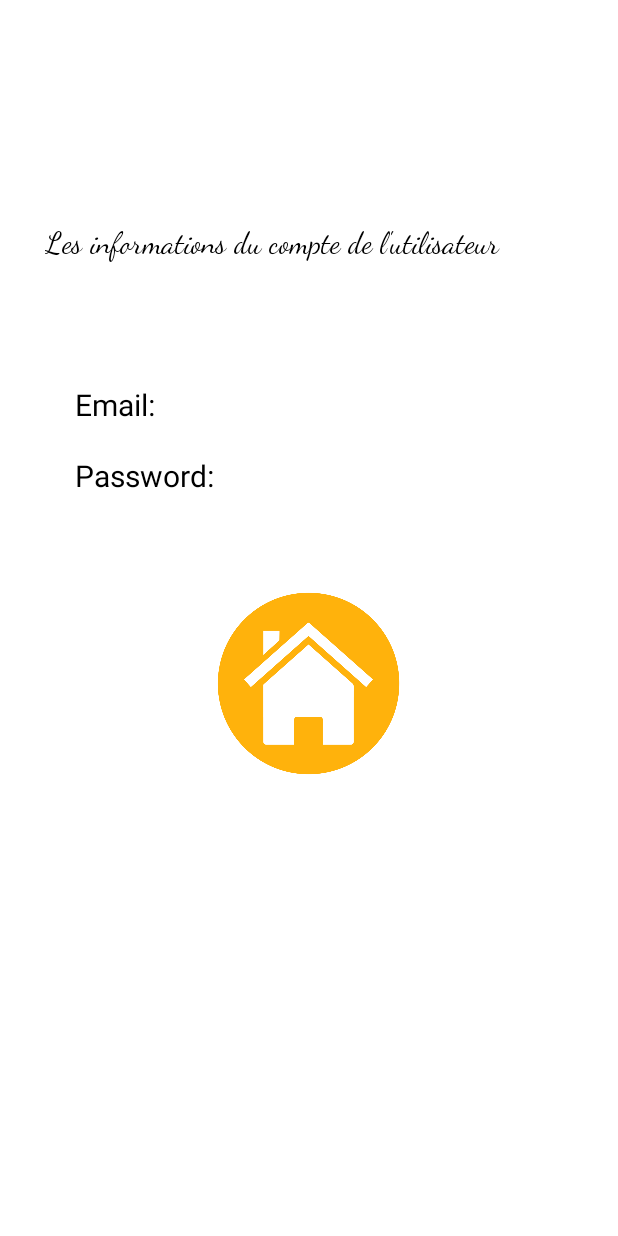
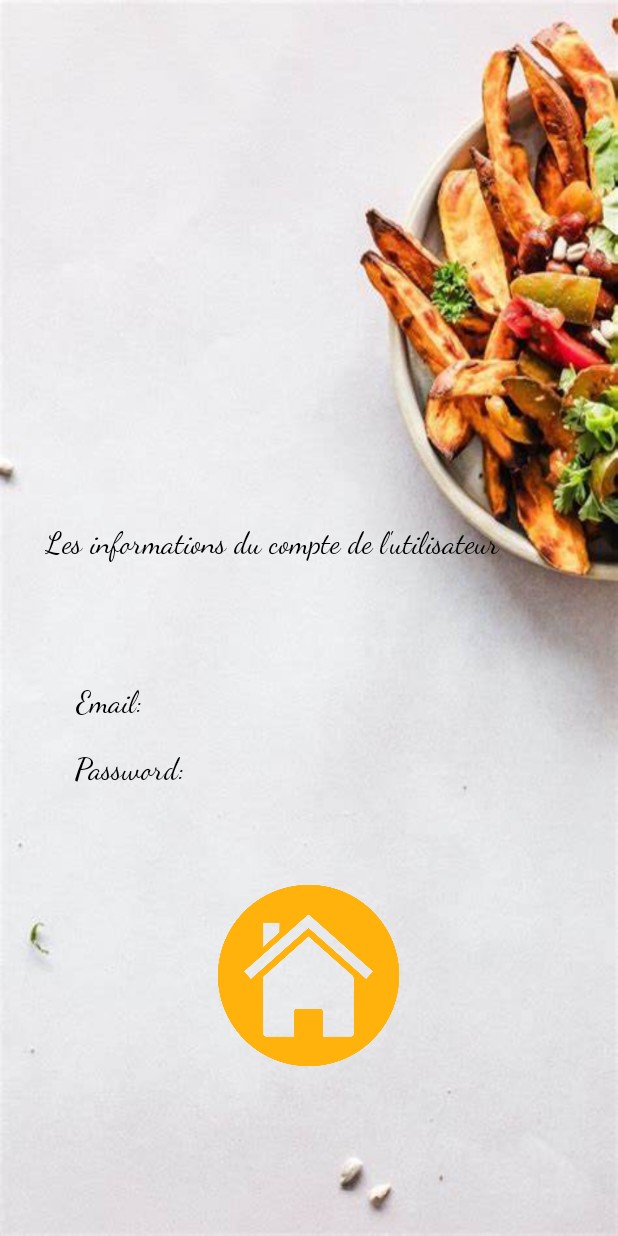
Before and after one commit to Chaimae-Chakir/android, an Android app: the layout activity_user_information.xml on its own in the app's theme, with its tools: preview values and no code run, on a phone screen of 412 x 824 dp. Run offline under Robolectric (Android 15) with nearby library versions, the phone set to English and light mode, and no system bars.

Commit message:
fixing some errors

```diff
--- a/SplashScreenWithLogin/app/src/main/res/layout/activity_user_information.xml
+++ b/SplashScreenWithLogin/app/src/main/res/layout/activity_user_information.xml
@@ -1,7 +1,8 @@
 <?xml version="1.0" encoding="utf-8"?>
 <androidx.constraintlayout.widget.ConstraintLayout xmlns:android="http://schemas.android.com/apk/res/android"
     android:layout_width="match_parent"
-    android:layout_height="match_parent">
+    android:layout_height="match_parent"
+    android:background="@drawable/background">
 
     <LinearLayout
         android:layout_width="match_parent"
@@ -13,11 +14,12 @@
             android:layout_width="wrap_content"
             android:layout_height="106dp"
             android:layout_marginStart="30dp"
-            android:layout_marginTop="150dp"
+            android:layout_marginTop="350dp"
             android:fontFamily="cursive"
             android:text="Les informations du compte de l'utilisateur "
             android:textColor="#000000"
             android:textSize="20dp"/>
+
 
         <TextView
             android:id="@+id/email_text_view"
@@ -26,26 +28,30 @@
             android:textColor="#000000"
             android:layout_width="wrap_content"
             android:layout_height="wrap_content"
+            android:gravity="center"
+            android:fontFamily="cursive"
             android:text="Email: " />
 
         <TextView
             android:id="@+id/password_text_view"
+            android:layout_width="wrap_content"
+            android:layout_height="wrap_content"
             android:layout_marginStart="50dp"
             android:layout_marginTop="20dp"
-            android:textSize="20dp"
+            android:fontFamily="cursive"
+            android:gravity="center"
+            android:text="Password: "
             android:textColor="#000000"
-            android:layout_width="wrap_content"
-            android:layout_height="wrap_content"
-            android:text="Password: " />
+            android:textSize="20dp" />
 
         <Button
             android:id="@+id/back_button"
+
             android:layout_width="150dp"
             android:layout_height="150dp"
             android:layout_gravity="center_horizontal"
             android:layout_marginTop="50dp"
-            android:background="@drawable/back_button"
-            />
+            android:background="@drawable/back_button" />
     </LinearLayout>
 
 </androidx.constraintlayout.widget.ConstraintLayout>
--- a/weatherApp/app/src/main/res/values/colors.xml
+++ b/weatherApp/app/src/main/res/values/colors.xml
@@ -1,7 +1,7 @@
 <?xml version="1.0" encoding="utf-8"?>
 <resources>
     <color name="purple_200">#FFBB86FC</color>
-    <color name="purple_500">#FF6200EE</color>
+    <color name="purple_500">#576574</color>
     <color name="purple_700">#576574</color>
     <color name="teal_200">#FF03DAC5</color>
     <color name="teal_700">#FF018786</color>
```
Also changed, not shown: SplashScreenWithLogin/app/src/main/java/com/example/splashscreenwithlogin/UserInformationActivity.java (+9 -9 lines), SplashScreenWithLogin/app/src/main/res/drawable/background.jpg (added), 1 other file.
